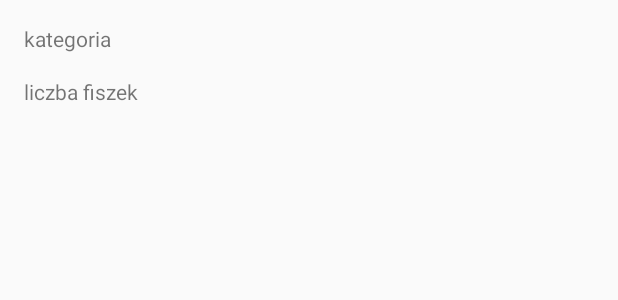
After one commit to Busiu/Flashcards, an Android app: the layout list_view_choose_category.xml on its own in the app's theme, with its tools: preview values and no code run, on a phone screen of 412 x 824 dp. The commit adds this screen. Shown: the top 300 px of the screen. Run offline under Robolectric (Android 15) with nearby library versions, the phone set to English and light mode, and no system bars.

Commit message:
Add ChooseCategoryActivity.

```diff
--- a/app/src/main/AndroidManifest.xml
+++ b/app/src/main/AndroidManifest.xml
@@ -16,6 +16,7 @@
                 <category android:name="android.intent.category.LAUNCHER" />
             </intent-filter>
         </activity>
+        <activity android:name=".activities.ChooseCategoryActivity" />
     </application>
 
 </manifest>
--- /dev/null
+++ b/app/src/main/java/com/example/flashcards/model/CompartmentType.java
@@ -0,0 +1,6 @@
+package com.example.flashcards.model;
+
+public enum CompartmentType {
+    KNOWN,
+    UNKNOWN
+}
--- /dev/null
+++ b/app/src/main/res/layout/list_view_choose_category.xml
@@ -0,0 +1,21 @@
+<?xml version="1.0" encoding="utf-8"?>
+<RelativeLayout xmlns:android="http://schemas.android.com/apk/res/android"
+    android:layout_width="match_parent"
+    android:layout_height="match_parent"
+    android:padding="16dp" >
+
+    <TextView
+        android:id="@+id/text_view_category_name"
+        android:layout_width="match_parent"
+        android:layout_height="wrap_content"
+        android:text="kategoria" />
+
+    <TextView
+        android:id="@+id/text_view_no_flashcards"
+        android:layout_width="match_parent"
+        android:layout_height="wrap_content"
+        android:layout_below="@id/text_view_category_name"
+        android:layout_marginTop="16dp"
+        android:text="liczba fiszek" />
+
+</RelativeLayout>
```
Also changed, not shown: app/src/main/java/com/example/flashcards/activities/ChooseCategoryActivity.java (added, +46 -0 lines), app/src/main/java/com/example/flashcards/activities/MainActivity.java (+32 -6 lines), app/src/main/java/com/example/flashcards/adapters/CategoryAdapter.java (added, +53 -0 lines), app/src/main/java/com/example/flashcards/model/Compartment.java (added, +19 -0 lines), app/src/main/res/layout/activity_choose_category.xml (added, +12 -0 lines).
